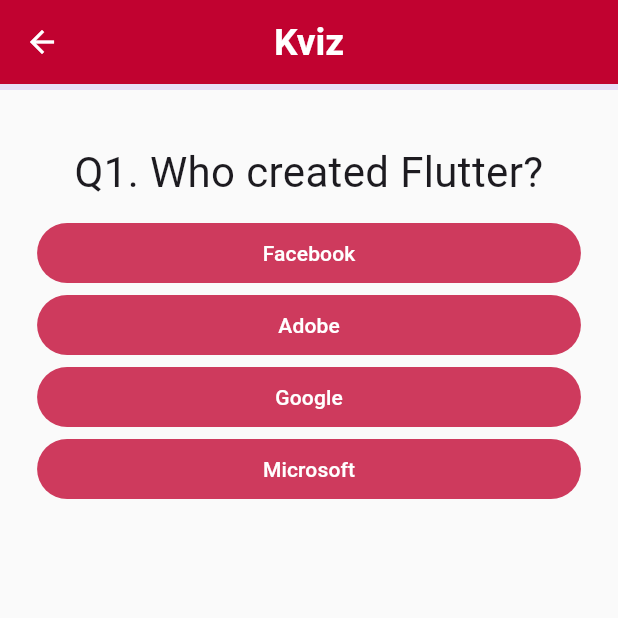
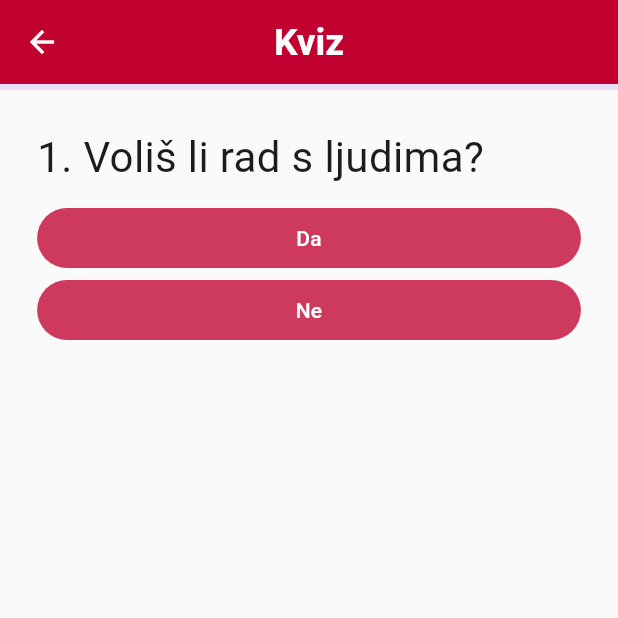
Before and after one commit to kristijanw/rckdu, a Flutter app: the QuizScreen screen opened by its route, on a phone screen of 412 x 824 dp, the top half of it. Run offline on Flutter 3.47's test engine with Material 2 defaults, Android fonts, the phone set to English and light mode, and no system bars; our stand-ins replace easy_localization, flutter_hooks, flutter_html, flutter_local_notifications, flutter_svg, go_router and 3 more; missing offline and left inert: flutter_background_service; accounts and stored records are empty; Roboto replaces fonts that are missing (Poppins).

Commit message:
finish quiz

```diff
--- a/lib/questions.dart
+++ b/lib/questions.dart
@@ -1,53 +1,189 @@
 final allQuestions = [
   {
-    'questionText': 'Q1. Who created Flutter?',
+    'questionText': '1. Voliš li rad s ljudima?',
     'answers': [
-      {'text': 'Facebook', 'score': -2},
-      {'text': 'Adobe', 'score': -2},
-      {'text': 'Google', 'score': 10},
-      {'text': 'Microsoft', 'score': -2},
+      {'text': 'Da', 'score': 0},
+      {'text': 'Ne', 'score': 0},
     ],
   },
   {
-    'questionText': 'Q2. What is Flutter?',
+    'questionText': '2. Koliko dugo se želiš školovati?',
     'answers': [
-      {'text': 'Android Development Kit', 'score': -2},
-      {'text': 'IOS Development Kit', 'score': -2},
-      {'text': 'Web Development Kit', 'score': -2},
       {
-        'text':
-            'SDK to build beautiful IOS, Android, Web & Desktop Native Apps',
-        'score': 10
+        'text': 'Želim završiti trogodišnji program',
+        'score': 1,
+        'profession': {'konobar', 'kuhar', 'tes', 'slasticar'},
+      },
+      {
+        'text': 'Želim završiti četverogodišnji program',
+        'score': 1,
+        'profession': {'htt', 'thk', 'kt'},
       },
     ],
   },
   {
-    'questionText': ' Q3. Which programming language is used by Flutter',
+    'questionText': '3. U dobrom sam psihofizičkom stanju',
     'answers': [
-      {'text': 'Ruby', 'score': -2},
-      {'text': 'Dart', 'score': 10},
-      {'text': 'C++', 'score': -2},
-      {'text': 'Kotlin', 'score': -2},
-    ],
-  },
-  {
-    'questionText': 'Q4. Who created Dart programming language?',
-    'answers': [
-      {'text': 'Lars Bak and Kasper Lund', 'score': 10},
-      {'text': 'Brendan Eich', 'score': -2},
-      {'text': 'Bjarne Stroustrup', 'score': -2},
-      {'text': 'Jeremy Ashkenas', 'score': -2},
+      {
+        'text': 'Da',
+        'score': 1,
+        'profession': {'konobar', 'kuhar', 'kt', 'thk'},
+      },
+      {
+        'text': 'Ne',
+        'score': 1,
+        'profession': {'htt', 'slasticar'},
+      },
     ],
   },
   {
     'questionText':
-        'Q5. Is Flutter for Web and Desktop available in stable version?',
+        '4. Volio/voljela bih se baviti zanimanjem koje uključuje interakciju s ljudima i govorno izražavanje',
     'answers': [
       {
-        'text': 'Yes',
-        'score': -2,
+        'text': 'Da',
+        'score': 1,
+        'profession': {'htt', 'konobar', 'thk'},
       },
-      {'text': 'No', 'score': 10},
+      {
+        'text': 'Ne',
+        'score': 1,
+        'profession': {'kuhar', 'tes', 'slasticar', 'kt', 'htk'},
+      },
+    ],
+  },
+  {
+    'questionText': '5. Htio/htjela bih naučiti više stranih jezika',
+    'answers': [
+      {
+        'text': 'Da',
+        'score': 1,
+        'profession': {'htt'},
+      },
+      {'text': 'Ne', 'score': 1},
+    ],
+  },
+  {
+    'questionText': '6. Sebe bih okarakterizirao kao',
+    'answers': [
+      {'text': 'povučenu osobu mirnog karaktera', 'score': 1},
+      {
+        'text': 'otvorenu osobu s izraženim komunikacijskim vještinama',
+        'score': 1,
+        'profession': {'htt', 'konobar', 'kt', 'htk'},
+      },
+    ],
+  },
+  {
+    'questionText': '7. Volim poslove u kojima mogu izraziti svoju kreativnost',
+    'answers': [
+      {
+        'text': 'Da',
+        'score': 1,
+        'profession': {'kuhar', 'kt', 'slasticar'},
+      },
+      {
+        'text': 'Ne',
+        'score': 1,
+        'profession': {'konobar', 'tes', 'htt', 'thk', 'htk'},
+      },
+    ],
+  },
+  {
+    'questionText': '8. Više volim pripremati',
+    'answers': [
+      {
+        'text': 'Slana',
+        'score': 1,
+        'profession': {'kuhar', 'kt'},
+      },
+      {
+        'text': 'Slatka jela',
+        'score': 1,
+        'profession': {'slasticar'},
+      },
+    ],
+  },
+  {
+    'questionText': '9. Dobro podnosim stresne situacije',
+    'answers': [
+      {
+        'text': 'Jako dobro',
+        'score': 1,
+        'profession': {'konobar', 'htt', 'thk'},
+      },
+      {
+        'text': 'Dobro',
+        'score': 1,
+        'profession': {'kt', 'kuhar', 'slasticar'},
+      },
+      {
+        'text': 'Loše',
+        'score': 1,
+        'profession': {'slasticar', 'tes'},
+      },
+    ],
+  },
+  {
+    'questionText':
+        '10. Zahtjevni uvjeti poput vremenskih prilika, rada na otvorenom mi predstavljaju problem',
+    'answers': [
+      {
+        'text': 'Da',
+        'score': 1,
+        'profession': {'kuhar', 'slasticar', 'kt', 'tes'},
+      },
+      {
+        'text': 'Ne',
+        'score': 1,
+        'profession': {'thk', 'konobar'},
+      },
+    ],
+  },
+  {
+    'questionText': '11. Sebe u budučnosti vidim na nekom rukovodećem mjestu',
+    'answers': [
+      {'text': 'Da', 'score': 1},
+      {'text': 'Ne', 'score': 1},
+    ],
+  },
+  {
+    'questionText':
+        '12. Želim se baviti poslom u kojem se mogu konstantno usavršavati i napredovati',
+    'answers': [
+      {'text': 'Da', 'score': 1},
+      {
+        'text': 'Ne',
+        'score': 1,
+        'profession': {'tes', 'konobar'},
+      },
+    ],
+  },
+  {
+    'questionText':
+        '13. Volim pomagati u kućanskim poslovima koji uključuju pripremu dnevnih obroka',
+    'answers': [
+      {
+        'text': 'Da',
+        'score': 1,
+        'profession': {'slasticar', 'kt', 'kuhar'},
+      },
+      {
+        'text': 'Ne',
+        'score': 1,
+        'profession': {'konobar', 'tes', 'htt', 'thk', 'htk'},
+      },
     ],
   },
 ];
+
+final allProfession = [
+  {"title": "konobar", "score": 0},
+  {"title": "kuhar", "score": 0},
+  {"title": "tes", "score": 0},
+  {"title": "slasticar", "score": 0},
+  {"title": "htt", "score": 0},
+  {"title": "thk", "score": 0},
+  {"title": "kt", "score": 0},
+  {"title": "htk", "score": 0},
+];
--- a/lib/screens/quiz/answer.dart
+++ b/lib/screens/quiz/answer.dart
@@ -19,7 +19,10 @@ class Answer extends StatelessWidget {
           backgroundColor: const Color.fromARGB(197, 193, 2, 47),
           foregroundColor: Colors.white,
         ),
-        child: Text(answerText),
+        child: Text(
+          answerText,
+          textAlign: TextAlign.center,
+        ),
       ),
     );
   }
--- a/lib/screens/quiz/question.dart
+++ b/lib/screens/quiz/question.dart
@@ -9,11 +9,11 @@ class Question extends StatelessWidget {
   Widget build(BuildContext context) {
     return Container(
       width: double.infinity,
-      margin: const EdgeInsets.all(10.0),
+      margin: const EdgeInsets.only(bottom: 10),
       child: Text(
         questionText,
         style: const TextStyle(fontSize: 28),
-        textAlign: TextAlign.center,
+        textAlign: TextAlign.start,
       ),
     );
   }
--- a/lib/screens/quiz/quiz.dart
+++ b/lib/screens/quiz/quiz.dart
@@ -24,7 +24,7 @@ class Quiz extends StatelessWidget {
         ...(questions[questionIndex]['answers'] as List<Map<String, Object>>)
             .map((answer) {
           return Answer(
-            () => answerQuestion(answer['score']),
+            () => answerQuestion(answer['score'], answer['profession']),
             answer['text'].toString(),
           );
         }).toList()
--- a/lib/screens/quiz/quiz_screen.dart
+++ b/lib/screens/quiz/quiz_screen.dart
@@ -15,15 +15,41 @@ class QuizScreen extends StatefulWidget {
 
 class _QuizScreenState extends State<QuizScreen> {
   final _questions = allQuestions;
+  final allprofession = allProfession;
   var _questionIndex = 0;
   var _totalScore = 0;
 
-  void _answerQuestion(int score) {
-    _totalScore += score;
+  void dodijeliBodove(odabranaZanimanja, svaZanimanja) {
+    for (String odabranoZanimanje in odabranaZanimanja) {
+      for (int i = 0; i < svaZanimanja.length; i++) {
+        if (svaZanimanja[i]['title'] == odabranoZanimanje) {
+          svaZanimanja[i]['score']++;
+        }
+      }
+    }
+  }
+
+  void resetirajBodove(svaZanimanja) {
+    for (int i = 0; i < svaZanimanja.length; i++) {
+      svaZanimanja[i]['score'] = 0;
+    }
+  }
+
+  void _answerQuestion(int score, profession) {
+    // _totalScore += score;
+
+    if (profession != null) {
+      dodijeliBodove(profession, allprofession);
+    }
 
     setState(() {
       _questionIndex = _questionIndex + 1;
     });
+
+    // Ispis rezultata
+    for (var zanimanje in allprofession) {
+      print('Zanimanje: ${zanimanje['title']}, Bodovi: ${zanimanje['score']}');
+    }
 
     if (_questionIndex < _questions.length) {
       log('We have more questions!');
@@ -33,6 +59,7 @@ class _QuizScreenState extends State<QuizScreen> {
   }
 
   void _resetQuiz() {
+    resetirajBodove(allprofession);
     setState(() {
       _questionIndex = 0;
       _totalScore = 0;
```
